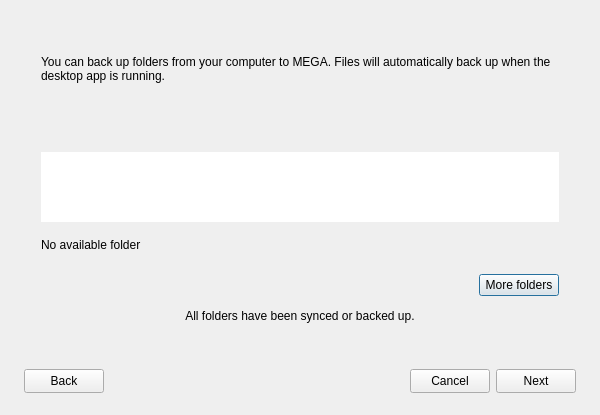
The window that src/MEGASync/gui/linux/BackupsWizard.ui (meganz/MEGAsync) describes before a commit, drawn with Qt 5.
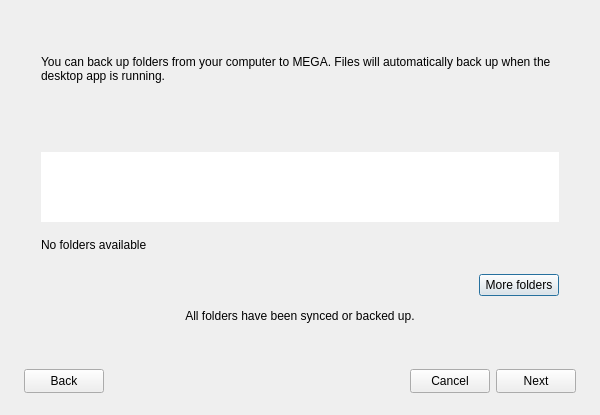
The same window after the commit. Icons and pictures are not drawn.

Commit message: SNC-2792. Backups wizard default folders

```diff
--- a/src/MEGASync/gui/linux/BackupsWizard.ui
+++ b/src/MEGASync/gui/linux/BackupsWizard.ui
@@ -515,7 +515,7 @@
              </size>
             </property>
             <property name="text">
-             <string>No available folder</string>
+             <string>No folders available</string>
             </property>
            </widget>
           </item>
```
The commit also changes 4 other files.
